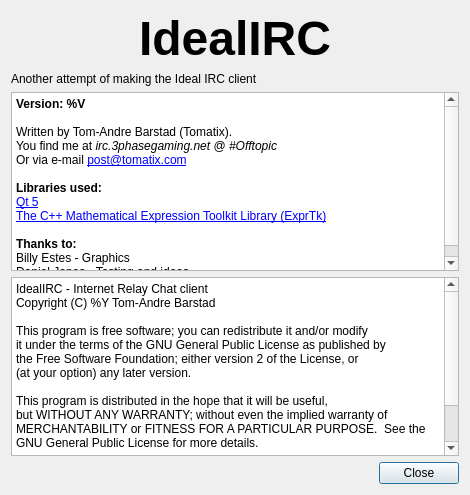
daniel-Jones/IdealIRC, file iabout.ui: the form before one commit.
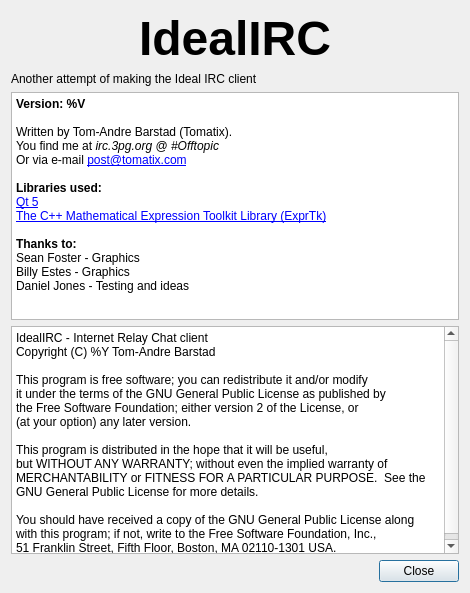
The form after the commit.

```diff
--- a/iabout.ui
+++ b/iabout.ui
@@ -7,7 +7,7 @@
     <x>0</x>
     <y>0</y>
     <width>470</width>
-    <height>495</height>
+    <height>593</height>
    </rect>
   </property>
   <property name="windowTitle">
@@ -27,7 +27,7 @@
 &lt;p style=&quot; margin-top:0px; margin-bottom:0px; margin-left:0px; margin-right:0px; -qt-block-indent:0; text-indent:0px;&quot;&gt;&lt;span style=&quot; font-weight:600;&quot;&gt;Version: %V&lt;/span&gt;&lt;/p&gt;
 &lt;p style=&quot;-qt-paragraph-type:empty; margin-top:0px; margin-bottom:0px; margin-left:0px; margin-right:0px; -qt-block-indent:0; text-indent:0px;&quot;&gt;&lt;br /&gt;&lt;/p&gt;
 &lt;p style=&quot; margin-top:0px; margin-bottom:0px; margin-left:0px; margin-right:0px; -qt-block-indent:0; text-indent:0px;&quot;&gt;Written by Tom-Andre Barstad (Tomatix).&lt;/p&gt;
-&lt;p style=&quot; margin-top:0px; margin-bottom:0px; margin-left:0px; margin-right:0px; -qt-block-indent:0; text-indent:0px;&quot;&gt;You find me at &lt;span style=&quot; font-style:italic;&quot;&gt;irc.3phasegaming.net&lt;/span&gt; @ &lt;span style=&quot; font-style:italic;&quot;&gt;#Offtopic&lt;/span&gt;&lt;/p&gt;
+&lt;p style=&quot; margin-top:0px; margin-bottom:0px; margin-left:0px; margin-right:0px; -qt-block-indent:0; text-indent:0px;&quot;&gt;You find me at &lt;span style=&quot; font-style:italic;&quot;&gt;irc.3pg.org&lt;/span&gt; @ &lt;span style=&quot; font-style:italic;&quot;&gt;#Offtopic&lt;/span&gt;&lt;/p&gt;
 &lt;p style=&quot; margin-top:0px; margin-bottom:0px; margin-left:0px; margin-right:0px; -qt-block-indent:0; text-indent:0px;&quot;&gt;Or via e-mail &lt;a href=&quot;mailto:post@tomatix.com&quot;&gt;&lt;span style=&quot; text-decoration: underline; color:#0000ff;&quot;&gt;post@tomatix.com&lt;/span&gt;&lt;/a&gt;&lt;/p&gt;
 &lt;p style=&quot;-qt-paragraph-type:empty; margin-top:0px; margin-bottom:0px; margin-left:0px; margin-right:0px; -qt-block-indent:0; text-indent:0px; text-decoration: underline; color:#0000ff;&quot;&gt;&lt;br /&gt;&lt;/p&gt;
 &lt;p style=&quot; margin-top:0px; margin-bottom:0px; margin-left:0px; margin-right:0px; -qt-block-indent:0; text-indent:0px;&quot;&gt;&lt;span style=&quot; font-weight:600;&quot;&gt;Libraries used:&lt;/span&gt;&lt;/p&gt;
@@ -35,6 +35,7 @@
 &lt;p style=&quot; margin-top:0px; margin-bottom:0px; margin-left:0px; margin-right:0px; -qt-block-indent:0; text-indent:0px;&quot;&gt;&lt;a href=&quot;http://www.partow.net/programming/exprtk/index.html&quot;&gt;&lt;span style=&quot; text-decoration: underline; color:#0000ff;&quot;&gt;The C++ Mathematical Expression Toolkit Library (ExprTk)&lt;/span&gt;&lt;/a&gt;&lt;/p&gt;
 &lt;p style=&quot;-qt-paragraph-type:empty; margin-top:0px; margin-bottom:0px; margin-left:0px; margin-right:0px; -qt-block-indent:0; text-indent:0px;&quot;&gt;&lt;br /&gt;&lt;/p&gt;
 &lt;p style=&quot; margin-top:0px; margin-bottom:0px; margin-left:0px; margin-right:0px; -qt-block-indent:0; text-indent:0px;&quot;&gt;&lt;span style=&quot; font-weight:600;&quot;&gt;Thanks to:&lt;/span&gt;&lt;/p&gt;
+&lt;p style=&quot; margin-top:0px; margin-bottom:0px; margin-left:0px; margin-right:0px; -qt-block-indent:0; text-indent:0px;&quot;&gt;Sean Foster - Graphics&lt;/p&gt;
 &lt;p style=&quot; margin-top:0px; margin-bottom:0px; margin-left:0px; margin-right:0px; -qt-block-indent:0; text-indent:0px;&quot;&gt;Billy Estes - Graphics&lt;/p&gt;
 &lt;p style=&quot; margin-top:0px; margin-bottom:0px; margin-left:0px; margin-right:0px; -qt-block-indent:0; text-indent:0px;&quot;&gt;Daniel Jones - Testing and ideas&lt;/p&gt;&lt;/body&gt;&lt;/html&gt;</string>
      </property>
```
Left out of the diff: 5 changed lines with no effect on the pictures.
